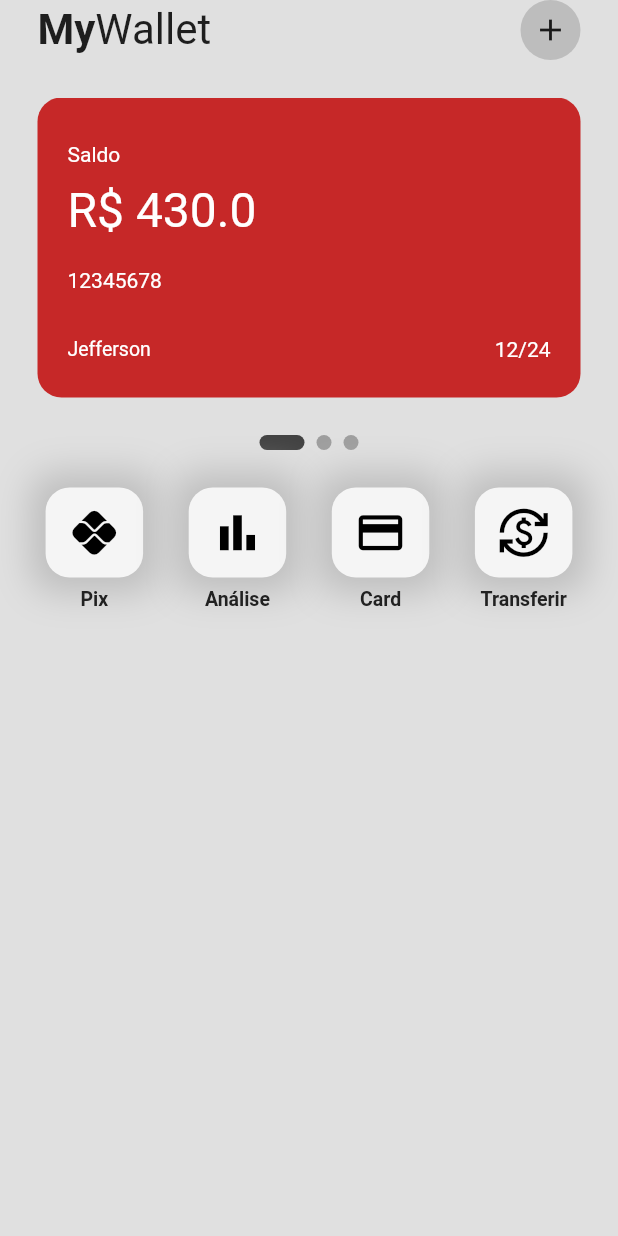
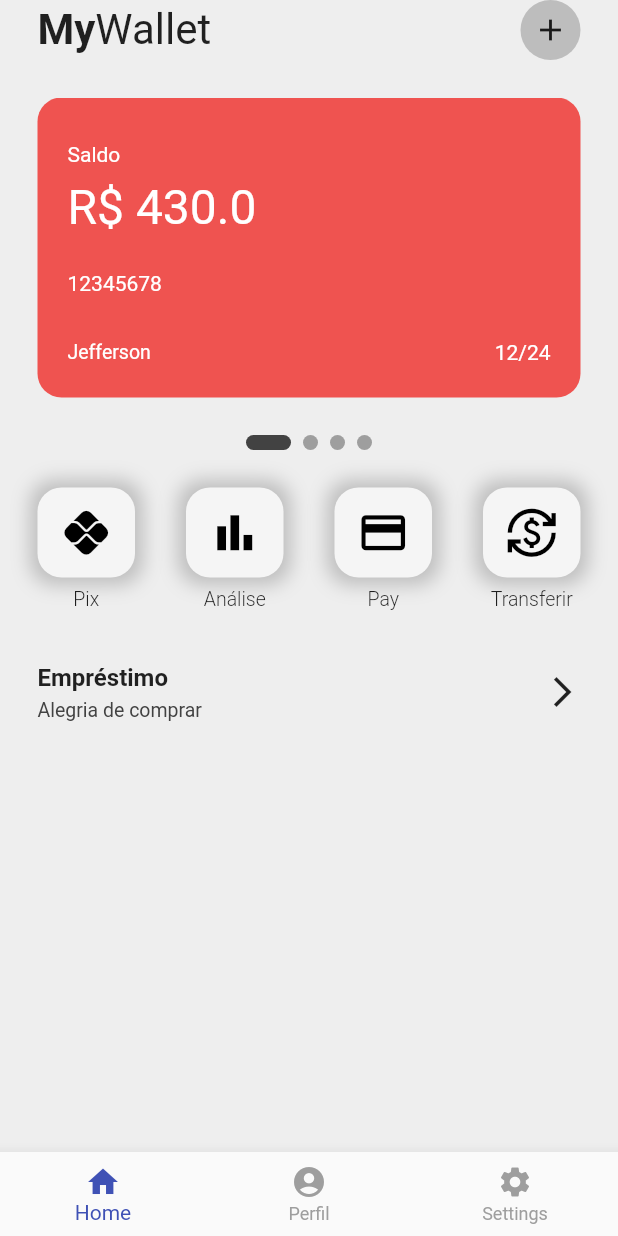
Before and after one commit to Jpgomesf/Digital_Wallet, a Flutter app: the screen it shows after launch, on a phone screen of 412 x 824 dp. Run offline on Flutter 3.47's test engine with Material 2 defaults, Android fonts, the light colour scheme and no system bars; drawn by our look-alikes of smooth_page_indicator.

Commit message:
Transitioned to multiple screens

```diff
--- a/lib/main.dart
+++ b/lib/main.dart
@@ -4,7 +4,7 @@ import 'package:flutter/services.dart';
 
 void main() {
   SystemChrome.setSystemUIOverlayStyle(SystemUiOverlayStyle(
-  statusBarColor: Colors.grey[300],
+  statusBarColor: Colors.grey[200],
   ));// status bar color
   runApp(const MyApp());
 }
--- a/lib/screens/base_screen.dart
+++ b/lib/screens/base_screen.dart
@@ -1,7 +1,12 @@
 // ignore_for_file: prefer_const_constructors, prefer_const_literals_to_create_immutables
 
+import 'package:digital_wallet/screens/home_screen.dart';
+import 'package:digital_wallet/screens/settings_screen.dart';
+import 'package:digital_wallet/screens/users_screen.dart';
 import 'package:digital_wallet/utilities/my_button.dart';
 import 'package:digital_wallet/utilities/my_card.dart';
+import 'package:digital_wallet/utilities/my_dicover_card.dart';
+import 'package:digital_wallet/utilities/my_row.dart';
 import 'package:flutter/material.dart';
 import 'package:smooth_page_indicator/smooth_page_indicator.dart';
 
@@ -14,126 +19,43 @@ class BaseScreen extends StatefulWidget {
 }
 
 class _BaseScreenState extends State<BaseScreen> {
+  int _selectedIndex = 0;
 
   //pageController
-  final _controller = PageController();
+  //final _controller = PageController();
+  // final PageController _pageController =
+  //     PageController(viewportFraction: 0.8, initialPage: 0);
+  // double _page = 0;
+
+  static const List<Widget> _widgetOptions = <Widget>[
+    HomeScreen(),
+    SettingsScreen(),
+    UsersScreen()
+
+  ];
 
   @override
   Widget build(BuildContext context) {
     return  Scaffold(
-      backgroundColor: Colors.grey[300],
+      backgroundColor: Colors.grey[200],
       body: SafeArea(
-        child: Column(
-          children: [
-            Padding(
-              padding: const EdgeInsets.symmetric(horizontal: 25.0),
-              child: Row(
-                mainAxisAlignment: MainAxisAlignment.spaceBetween,
-                children: [
-                  Row(
-                    children: const[
-                      Text(
-                        'My',
-                        style: TextStyle(fontSize: 28, fontWeight: FontWeight.bold),
-                      ),
-
-                      Text(
-                        'Wallet',
-                        style: TextStyle(fontSize: 28),
-                      ),
-                    ],
-                  ),
-
-                  Container(
-                    padding: const EdgeInsets.all(8),
-                    decoration: BoxDecoration(
-                      color: Colors.grey[400],
-                      shape: BoxShape.circle
-                    ),
-                    child: Icon(Icons.add),
-                  )
-                ],
-              ),),
-
-              SizedBox(height: 25),
-
-            //cards
-              Container(
-                height: 200,
-                child: PageView(
-                  scrollDirection: Axis.horizontal,
-                  controller: _controller,
-                  children: [
-                    MyCard(
-                      balance: 430.0,
-                      cardNumber: 12345678,
-                      name: 'Jefferson',
-                      expiryMonth: 12,
-                      expiryYear: 24,
-                      color: Colors.red[800],
-                    ),
-                    MyCard(
-                      balance: 20918391032.0,
-                      cardNumber: 1123123,
-                      name: 'gam Doe',
-                      expiryMonth: 12,
-                      expiryYear: 24,
-                      color: Colors.green[400],
-                    ),
-                    MyCard(
-                      balance: 0,
-                      cardNumber: 12345678,
-                      name: 'John Doe',
-                      expiryMonth: 12,
-                      expiryYear: 24,
-                      color: Colors.black,
-                    ),
-                  ],
-                ),
-              ),
-
-              SizedBox(height: 25),
-
-              SmoothPageIndicator(
-                controller: _controller,
-                count: 3,
-                effect: ExpandingDotsEffect(
-                  activeDotColor: Colors.grey.shade800,
-                  dotHeight: 10,
-                  dotWidth: 10
-                ),
-              ),
-
-              SizedBox(height: 25),
-
-              //3 buttons -> pix / pay / bills
-              Row(
-                mainAxisAlignment: MainAxisAlignment.spaceEvenly,
-                children: [
-                  MyButton(
-                    iconPath: 0xf054e,
-                    buttonText: 'Pix',
-                    buttonColor: Colors.black
-                  ),
-                  MyButton(
-                    iconPath: 0xe0cc,
-                    buttonText: 'Análise',
-                    buttonColor: Colors.black
-                  ),
-                  MyButton(
-                    iconPath: 0xe19f,
-                    buttonText: 'Card',
-                    buttonColor: Colors.black
-                  ),
-                  MyButton(
-                    iconPath: 0xf04dc,
-                    buttonText: 'Transferir',
-                    buttonColor: Colors.black
-                  ),
-                ],
-              )
-          ],
-        ),
+        child: _widgetOptions.elementAt(_selectedIndex),
+      ),
+      bottomNavigationBar: BottomNavigationBar(
+        type: BottomNavigationBarType.fixed,
+        selectedItemColor: Colors.indigo,
+        unselectedItemColor: Colors.grey,
+        items: const[
+          BottomNavigationBarItem(icon: Icon(IconData(0xe318, fontFamily: 'MaterialIcons')), label: "Home"),
+          BottomNavigationBarItem(icon: Icon(IconData(0xe043, fontFamily: 'MaterialIcons')), label: "Perfil"),
+          BottomNavigationBarItem(icon: Icon(IconData(0xe57f, fontFamily: 'MaterialIcons')), label: "Settings")
+        ],
+        currentIndex: _selectedIndex,
+        onTap: (int index) {
+          setState(() {
+            _selectedIndex = index;
+          });
+        },
       ),
     );
   }
--- /dev/null
+++ b/lib/screens/home_screen.dart
@@ -0,0 +1,177 @@
+import 'package:flutter/material.dart';
+import 'package:flutter/src/widgets/framework.dart';
+import 'package:flutter/src/widgets/placeholder.dart';
+import 'package:smooth_page_indicator/smooth_page_indicator.dart';
+
+import '../utilities/my_button.dart';
+import '../utilities/my_card.dart';
+import '../utilities/my_row.dart';
+
+class HomeScreen extends StatefulWidget {
+  const HomeScreen({super.key});
+
+  @override
+  State<HomeScreen> createState() => _HomeScreenState();
+}
+
+class _HomeScreenState extends State<HomeScreen> {
+  final _controller = PageController();
+
+  @override
+  Widget build(BuildContext context) {
+    return
+    Column(
+      children: [
+        Padding(
+          padding: const EdgeInsets.symmetric(horizontal: 25.0),
+          child: Row(
+            mainAxisAlignment: MainAxisAlignment.spaceBetween,
+            children: [
+              Row(
+                children: const[
+                  Text(
+                    'My',
+                    style: TextStyle(fontSize: 28, fontWeight: FontWeight.bold),
+                  ),
+
+                  Text(
+                    'Wallet',
+                    style: TextStyle(fontSize: 28),
+                  ),
+                ],
+              ),
+
+              Container(
+                padding: const EdgeInsets.all(8),
+                decoration: BoxDecoration(
+                  color: Colors.grey[400],
+                  shape: BoxShape.circle
+                ),
+                child: Icon(Icons.add),
+              )
+            ],
+          ),),
+
+          SizedBox(height: 25),
+
+        //cards
+          Container(
+            height: 200,
+            child: PageView(
+              scrollDirection: Axis.horizontal,
+              controller: _controller,
+              children: [
+                MyCard(
+                  balance: 430.0,
+                  cardNumber: 12345678,
+                  name: 'Jefferson',
+                  expiryMonth: 12,
+                  expiryYear: 24,
+                  color: Colors.red.shade400,
+                ),
+                MyCard(
+                  balance: 20918391032.0,
+                  cardNumber: 1123123,
+                  name: 'gam Doe',
+                  expiryMonth: 12,
+                  expiryYear: 24,
+                  color: Colors.green[400],
+                ),
+                MyCard(
+                  balance: 0,
+                  cardNumber: 12345678,
+                  name: 'John Doe',
+                  expiryMonth: 12,
+                  expiryYear: 24,
+                  color: Colors.black,
+                ),
+                MyCard(
+                  balance: 277.0,
+                  cardNumber: 12345678,
+                  name: 'John Doe',
+                  expiryMonth: 12,
+                  expiryYear: 24,
+                  color: Colors.deepOrange,
+                ),
+              ],
+            ),
+          ),
+
+          SizedBox(height: 25),
+
+          SmoothPageIndicator(
+            controller: _controller,
+            count: 4,
+            effect: ExpandingDotsEffect(
+              activeDotColor: Colors.grey.shade800,
+              dotHeight: 10,
+              dotWidth: 10
+            ),
+          ),
+
+          SizedBox(height: 25),
+
+          //4 buttons -> pix / stats / cards / bills
+          Padding(
+            padding: const EdgeInsets.symmetric(horizontal: 25.0),
+            child: Row(
+              mainAxisAlignment: MainAxisAlignment.spaceBetween,
+              children: [
+                MyButton(
+                  iconPath: 0xf054e,
+                  buttonText: 'Pix',
+                  buttonColor: Colors.black
+                ),
+                MyButton(
+                  iconPath: 0xe0cc,
+                  buttonText: 'Análise',
+                  buttonColor: Colors.black
+                ),
+                MyButton(
+                  iconPath: 0xe19f,
+                  buttonText: 'Pay',
+                  buttonColor: Colors.black
+                ),
+                MyButton(
+                  iconPath: 0xf04dc,
+                  buttonText: 'Transferir',
+                  buttonColor: Colors.black
+                ),
+              ],
+            ),
+          ),
+
+        SizedBox(height: 10,),
+
+        Padding(
+          padding:  EdgeInsets.all(25.0),
+          child: Column(
+            children: [
+              //Empréstimo
+              MyRow(
+                title: "Empréstimo",
+                smDescription: "Alegria de comprar",
+              ),
+            ],
+          ),
+        ),
+
+
+
+        // Container(
+        //   color: Colors.grey,
+        //   height: 170,
+        //   child:
+        //   PageView(
+        //     controller: _pageController,
+        //     scrollDirection: Axis.horizontal,
+        //     children: [
+        //       MyDiscoverCard(),
+        //       MyDiscoverCard(),
+        //     ],
+        //   ),
+        // )
+      ],
+    );
+  }
+}
--- a/lib/utilities/my_button.dart
+++ b/lib/utilities/my_button.dart
@@ -32,8 +32,8 @@ class MyButton extends StatelessWidget {
             boxShadow: [
               BoxShadow(
                 color: Colors.grey.shade400,
-                blurRadius: 20,
-                spreadRadius: 10
+                blurRadius: 10,
+                spreadRadius: 5
               ),
             ],
           ),
@@ -53,8 +53,7 @@ class MyButton extends StatelessWidget {
           buttonText,
           style: TextStyle(
             fontSize: 13,
-            fontWeight: FontWeight.bold,
-            color: Colors.grey[900],
+            fontWeight: FontWeight.w300,
           ),
         )
       ],
--- a/lib/utilities/my_card.dart
+++ b/lib/utilities/my_card.dart
@@ -44,14 +44,14 @@ class MyCard extends StatelessWidget {
               'Saldo',
               style: TextStyle(color: Colors.white),
             ),
-            const SizedBox(height: 10,),
+            const SizedBox(height: 8,),
             Text(
               "R\$ " + balance.toString(),
               style: TextStyle(color: Colors.white,
                 fontSize: 32,
               ),
             ),
-            const SizedBox(height: 20,),
+            const SizedBox(height: 24,),
             Text(
               cardNumber.toString(),
               style: TextStyle(color: Colors.white,
--- /dev/null
+++ b/lib/utilities/my_row.dart
@@ -0,0 +1,36 @@
+// ignore_for_file: prefer_const_constructors
+
+import 'package:flutter/material.dart';
+import 'package:flutter/src/widgets/framework.dart';
+import 'package:flutter/src/widgets/placeholder.dart';
+
+class MyRow extends StatelessWidget {
+  final String title;
+  final String smDescription;
+
+  const MyRow({
+    Key? key,
+    required this.title,
+    required this.smDescription,
+
+  }):super(key: key);
+
+  @override
+  Widget build(BuildContext context) {
+    return  Row(
+      mainAxisAlignment: MainAxisAlignment.spaceBetween,
+      children: [
+        Column(
+          crossAxisAlignment: CrossAxisAlignment.start,
+          children: [
+            Text(title, style: TextStyle(fontWeight: FontWeight.bold, fontSize: 16)),
+
+            SizedBox(height: 5,),
+            Text(smDescription, style: TextStyle(fontSize: 13, color: Colors.grey.shade800), )
+          ],
+        ),
+        Icon(Icons.arrow_forward_ios),
+      ],
+    );
+  }
+}
--- a/pubspec.yaml
+++ b/pubspec.yaml
@@ -60,8 +60,8 @@ flutter:
   uses-material-design: true
 
   # To add assets to your application, add an assets section, like this:
-  # assets:
-  #   - images/a_dot_burr.jpeg
+  assets:
+    - assets/images/
   #   - images/a_dot_ham.jpeg
 
   # An image asset can refer to one or more resolution-specific "variants", see
```
Also changed, not shown: lib/screens/settings_screen.dart (added, +16 -0 lines), lib/screens/users_screen.dart (added, +16 -0 lines), lib/utilities/my_dicover_card.dart (added, +77 -0 lines), assets/images/malenia-head-elden-ring.jpg (added), assets/images/person-holds-a-book-over-a-stack-and-turns-the-page.jpg (added).
